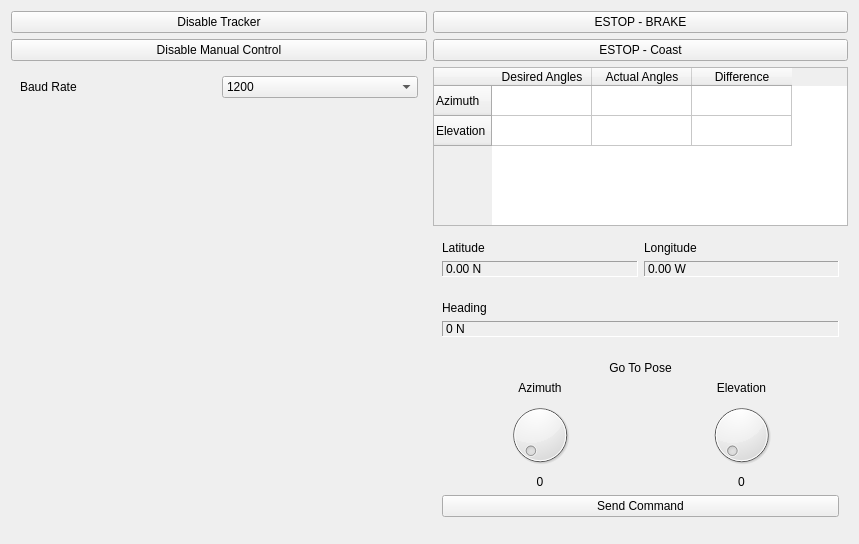
The window that Frontend/Windows/TrackerWindow/trackerwindow.ui (WPI-HPRC/groundstation-2025) describes before a commit, drawn with Qt 5.
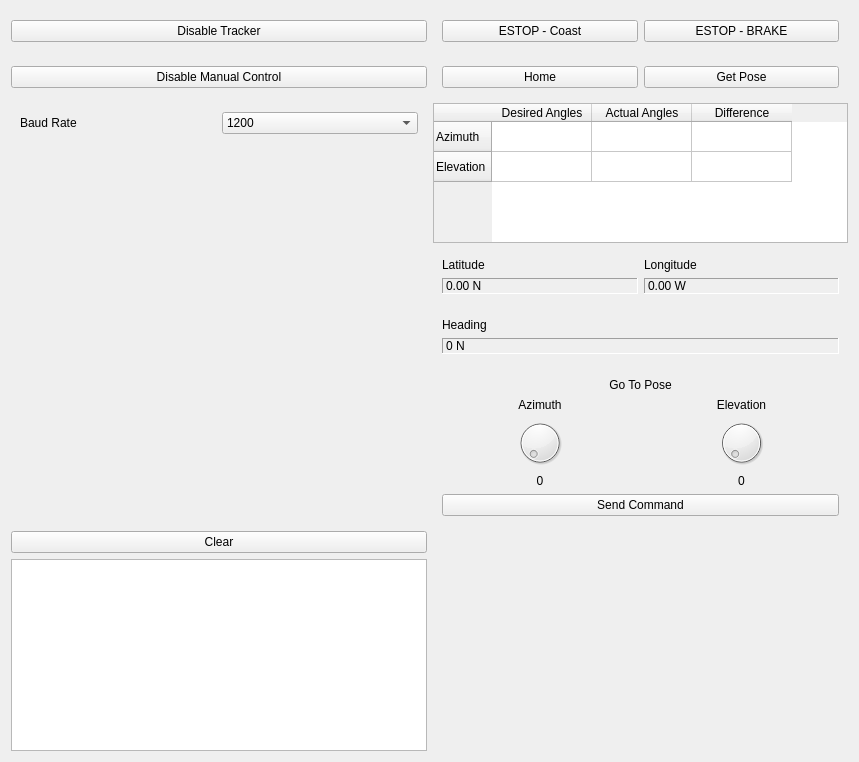
The same window after the commit. Custom widgets are drawn as their Qt base class.

Patch:
```diff
--- a/Frontend/Windows/TrackerWindow/trackerwindow.ui
+++ b/Frontend/Windows/TrackerWindow/trackerwindow.ui
@@ -7,67 +7,27 @@
     <x>0</x>
     <y>0</y>
     <width>859</width>
-    <height>544</height>
+    <height>762</height>
    </rect>
   </property>
   <property name="windowTitle">
    <string>TrackerWindow</string>
   </property>
   <layout class="QGridLayout" name="gridLayout" columnstretch="1,1">
-   <item row="6" column="1">
-    <spacer name="verticalSpacer">
-     <property name="orientation">
-      <enum>Qt::Orientation::Vertical</enum>
+   <item row="9" column="0">
+    <widget class="QTextEdit" name="DataReadBox">
+     <property name="sizePolicy">
+      <sizepolicy hsizetype="Expanding" vsizetype="Minimum">
+       <horstretch>0</horstretch>
+       <verstretch>0</verstretch>
+      </sizepolicy>
      </property>
-     <property name="sizeHint" stdset="0">
-      <size>
-       <width>20</width>
-       <height>40</height>
-      </size>
+     <property name="readOnly">
+      <bool>true</bool>
      </property>
-    </spacer>
+    </widget>
    </item>
    <item row="4" column="1">
-    <widget class="QWidget" name="widget" native="true">
-     <layout class="QGridLayout" name="gridLayout_4">
-      <item row="0" column="0">
-       <widget class="QLabel" name="label_3">
-        <property name="text">
-         <string>Heading</string>
-        </property>
-       </widget>
-      </item>
-      <item row="1" column="0">
-       <widget class="QLabel" name="HeadingValue">
-        <property name="frameShape">
-         <enum>QFrame::Shape::Panel</enum>
-        </property>
-        <property name="frameShadow">
-         <enum>QFrame::Shadow::Sunken</enum>
-        </property>
-        <property name="text">
-         <string>0 N</string>
-        </property>
-       </widget>
-      </item>
-     </layout>
-    </widget>
-   </item>
-   <item row="0" column="1">
-    <widget class="QPushButton" name="EstopBrakeButton">
-     <property name="text">
-      <string>ESTOP - BRAKE</string>
-     </property>
-    </widget>
-   </item>
-   <item row="1" column="1">
-    <widget class="QPushButton" name="EstopCoastButton">
-     <property name="text">
-      <string>ESTOP - Coast</string>
-     </property>
-    </widget>
-   </item>
-   <item row="2" column="1">
     <widget class="QTableWidget" name="AnglesTable">
      <property name="editTriggers">
       <set>QAbstractItemView::EditTrigger::NoEditTriggers</set>
@@ -116,67 +76,33 @@
      </item>
     </widget>
    </item>
-   <item row="1" column="0">
-    <widget class="QPushButton" name="ToggleManualModeButton">
-     <property name="text">
-      <string>Disable Manual Control</string>
-     </property>
-    </widget>
-   </item>
-   <item row="0" column="0">
-    <widget class="QPushButton" name="ToggleTrackerButton">
-     <property name="text">
-      <string>Disable Tracker</string>
-     </property>
-    </widget>
-   </item>
-   <item row="3" column="1">
-    <widget class="QWidget" name="GpsData" native="true">
-     <layout class="QGridLayout" name="gridLayout_3">
-      <item row="1" column="0">
-       <widget class="QLabel" name="LatitudeValue">
-        <property name="frameShape">
-         <enum>QFrame::Shape::Panel</enum>
-        </property>
-        <property name="frameShadow">
-         <enum>QFrame::Shadow::Sunken</enum>
-        </property>
-        <property name="text">
-         <string>0.00 N</string>
-        </property>
-       </widget>
-      </item>
-      <item row="1" column="1">
-       <widget class="QLabel" name="LongitudeValue">
-        <property name="frameShape">
-         <enum>QFrame::Shape::Panel</enum>
-        </property>
-        <property name="frameShadow">
-         <enum>QFrame::Shadow::Sunken</enum>
-        </property>
-        <property name="text">
-         <string>0.00 W</string>
-        </property>
-       </widget>
-      </item>
+   <item row="6" column="1">
+    <widget class="QWidget" name="widget" native="true">
+     <layout class="QGridLayout" name="gridLayout_4">
       <item row="0" column="0">
-       <widget class="QLabel" name="label">
+       <widget class="QLabel" name="label_3">
         <property name="text">
-         <string>Latitude</string>
+         <string>Heading</string>
         </property>
        </widget>
       </item>
-      <item row="0" column="1">
-       <widget class="QLabel" name="label_2">
+      <item row="1" column="0">
+       <widget class="QLabel" name="HeadingValue">
+        <property name="frameShape">
+         <enum>QFrame::Shape::Panel</enum>
+        </property>
+        <property name="frameShadow">
+         <enum>QFrame::Shadow::Sunken</enum>
+        </property>
         <property name="text">
-         <string>Longitude</string>
+         <string>0 N</string>
         </property>
        </widget>
       </item>
      </layout>
     </widget>
    </item>
-   <item row="5" column="1">
+   <item row="7" column="1">
     <widget class="QWidget" name="SetPoseContainer" native="true">
      <layout class="QGridLayout" name="gridLayout_5">
       <item row="3" column="1">
@@ -256,7 +182,20 @@
      </layout>
     </widget>
    </item>
-   <item row="2" column="0" rowspan="3">
+   <item row="10" column="1">
+    <spacer name="verticalSpacer">
+     <property name="orientation">
+      <enum>Qt::Orientation::Vertical</enum>
+     </property>
+     <property name="sizeHint" stdset="0">
+      <size>
+       <width>20</width>
+       <height>40</height>
+      </size>
+     </property>
+    </spacer>
+   </item>
+   <item row="4" column="0" rowspan="3">
     <widget class="QWidget" name="widget_2" native="true">
      <layout class="QGridLayout" name="gridLayout_6">
       <item row="0" column="0">
@@ -269,7 +208,7 @@
       <item row="0" column="1">
        <widget class="QComboBox" name="BaudRateDropdown">
         <property name="currentText">
-         <string>9600</string>
+         <string>1200</string>
         </property>
         <item>
          <property name="text">
@@ -334,6 +273,119 @@
      </layout>
     </widget>
    </item>
+   <item row="2" column="0">
+    <widget class="QPushButton" name="ToggleManualModeButton">
+     <property name="text">
+      <string>Disable Manual Control</string>
+     </property>
+    </widget>
+   </item>
+   <item row="8" column="0">
+    <widget class="QPushButton" name="ClearTextButton">
+     <property name="text">
+      <string>Clear</string>
+     </property>
+    </widget>
+   </item>
+   <item row="5" column="1">
+    <widget class="QWidget" name="GpsData" native="true">
+     <layout class="QGridLayout" name="gridLayout_3">
+      <item row="1" column="0">
+       <widget class="QLabel" name="LatitudeValue">
+        <property name="frameShape">
+         <enum>QFrame::Shape::Panel</enum>
+        </property>
+        <property name="frameShadow">
+         <enum>QFrame::Shadow::Sunken</enum>
+        </property>
+        <property name="text">
+         <string>0.00 N</string>
+        </property>
+       </widget>
+      </item>
+      <item row="1" column="1">
+       <widget class="QLabel" name="LongitudeValue">
+        <property name="frameShape">
+         <enum>QFrame::Shape::Panel</enum>
+        </property>
+        <property name="frameShadow">
+         <enum>QFrame::Shadow::Sunken</enum>
+        </property>
+        <property name="text">
+         <string>0.00 W</string>
+        </property>
+       </widget>
+      </item>
+      <item row="0" column="0">
+       <widget class="QLabel" name="label">
+        <property name="text">
+         <string>Latitude</string>
+        </property>
+       </widget>
+      </item>
+      <item row="0" column="1">
+       <widget class="QLabel" name="label_2">
+        <property name="text">
+         <string>Longitude</string>
+        </property>
+       </widget>
+      </item>
+     </layout>
+    </widget>
+   </item>
+   <item row="0" column="0">
+    <widget class="QPushButton" name="ToggleTrackerButton">
+     <property name="text">
+      <string>Disable Tracker</string>
+     </property>
+    </widget>
+   </item>
+   <item row="0" column="1">
+    <widget class="QWidget" name="widget_3" native="true">
+     <layout class="QHBoxLayout" name="horizontalLayout">
+      <item>
+       <widget class="QPushButton" name="EstopCoastButton">
+        <property name="text">
+         <string>ESTOP - Coast</string>
+        </property>
+       </widget>
+      </item>
+      <item>
+       <widget class="QPushButton" name="EstopBrakeButton">
+        <property name="text">
+         <string>ESTOP - BRAKE</string>
+        </property>
+       </widget>
+      </item>
+     </layout>
+    </widget>
+   </item>
+   <item row="2" column="1">
+    <widget class="QWidget" name="widget_4" native="true">
+     <layout class="QHBoxLayout" name="horizontalLayout_2">
+      <item>
+       <widget class="QPushButton" name="HomeButton">
+        <property name="text">
+         <string>Home</string>
+        </property>
+       </widget>
+      </item>
+      <item>
+       <widget class="QPushButton" name="GetPoseButton">
+        <property name="sizePolicy">
+         <sizepolicy hsizetype="Minimum" vsizetype="Maximum">
+          <horstretch>0</horstretch>
+          <verstretch>0</verstretch>
+         </sizepolicy>
+        </property>
+        <property name="text">
+         <string>Get Pose</string>
+        </property>
+       </widget>
+      </item>
+     </layout>
+    </widget>
+   </item>
   </layout>
  </widget>
  <customwidgets>
```
